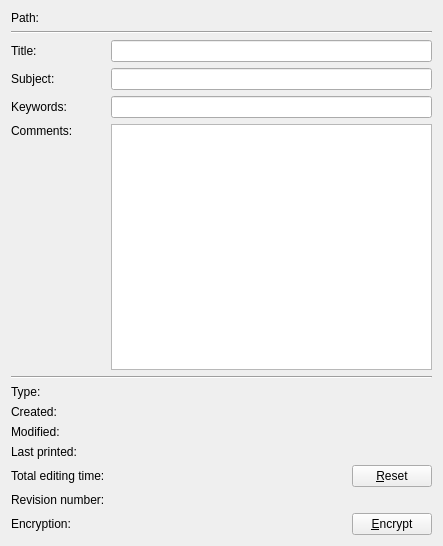
Above: libs/main/koDocumentInfoAboutWidget.ui from KDE/krita before the change. Below: the same form after it.
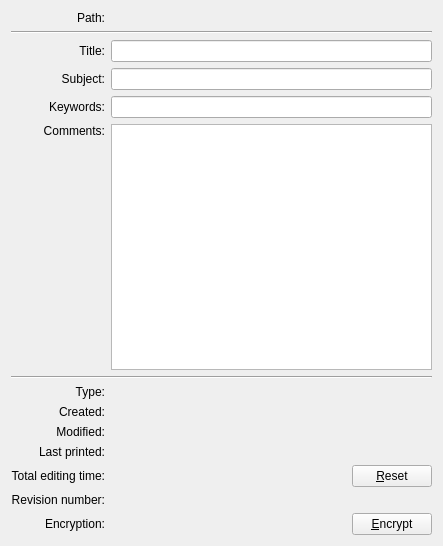
That is the form after the change.

Commit message: Changed: right-align all labels in the document info dialog

The edit to the form file:
```diff
--- a/libs/main/koDocumentInfoAboutWidget.ui
+++ b/libs/main/koDocumentInfoAboutWidget.ui
@@ -15,6 +15,9 @@
      <property name="text" >
       <string>Path:</string>
      </property>
+     <property name="alignment">
+      <set>Qt::AlignRight|Qt::AlignTrailing|Qt::AlignVCenter</set>
+     </property>
     </widget>
    </item>
    <item row="0" column="1" colspan="2" >
@@ -36,6 +39,9 @@
      <property name="text" >
       <string>Title:</string>
      </property>
+     <property name="alignment">
+      <set>Qt::AlignRight|Qt::AlignTrailing|Qt::AlignVCenter</set>
+     </property>
      <property name="buddy" >
       <cstring>leTitle</cstring>
      </property>
@@ -49,6 +55,9 @@
      <property name="text" >
       <string>Subject:</string>
      </property>
+     <property name="alignment">
+      <set>Qt::AlignRight|Qt::AlignTrailing|Qt::AlignVCenter</set>
+     </property>
      <property name="buddy" >
       <cstring>leSubject</cstring>
      </property>
@@ -62,6 +71,9 @@
      <property name="text" >
       <string>Keywords:</string>
      </property>
+     <property name="alignment">
+      <set>Qt::AlignRight|Qt::AlignTrailing|Qt::AlignVCenter</set>
+     </property>
      <property name="buddy" >
       <cstring>leKeywords</cstring>
      </property>
@@ -80,7 +92,7 @@
       <string>Comments:</string>
      </property>
      <property name="alignment" >
-      <set>Qt::AlignLeading|Qt::AlignLeft|Qt::AlignTop</set>
+      <set>Qt::AlignLeading|Qt::AlignRight|Qt::AlignTop</set>
      </property>
      <property name="buddy" >
       <cstring>meComments</cstring>
@@ -99,11 +111,8 @@
    </item>
    <item row="7" column="0" >
     <widget class="QLabel" name="lblTypeDesc" >
-     <property name="sizePolicy" >
-      <sizepolicy vsizetype="Preferred" hsizetype="Fixed" >
-       <horstretch>0</horstretch>
-       <verstretch>0</verstretch>
-      </sizepolicy>
+     <property name="alignment">
+      <set>Qt::AlignRight|Qt::AlignTrailing|Qt::AlignVCenter</set>
      </property>
      <property name="text" >
       <string>Type:</string>
@@ -119,15 +128,12 @@
    </item>
    <item row="8" column="0" >
     <widget class="QLabel" name="lblCreatedDesc" >
-     <property name="sizePolicy" >
-      <sizepolicy vsizetype="Preferred" hsizetype="Fixed" >
-       <horstretch>0</horstretch>
-       <verstretch>0</verstretch>
-      </sizepolicy>
-     </property>
      <property name="text" >
       <string>Created:</string>
      </property>
+     <property name="alignment">
+      <set>Qt::AlignRight|Qt::AlignTrailing|Qt::AlignVCenter</set>
+     </property>
     </widget>
    </item>
    <item row="8" column="1" >
@@ -139,15 +145,12 @@
    </item>
    <item row="9" column="0" >
     <widget class="QLabel" name="lblModifiedDesc" >
-     <property name="sizePolicy" >
-      <sizepolicy vsizetype="Preferred" hsizetype="Fixed" >
-       <horstretch>0</horstretch>
-       <verstretch>0</verstretch>
-      </sizepolicy>
-     </property>
      <property name="text" >
       <string>Modified:</string>
      </property>
+     <property name="alignment">
+      <set>Qt::AlignRight|Qt::AlignTrailing|Qt::AlignVCenter</set>
+     </property>
     </widget>
    </item>
    <item row="9" column="1" >
@@ -159,15 +162,12 @@
    </item>
    <item row="10" column="0" >
     <widget class="QLabel" name="lblLastPrintedDesc" >
-     <property name="sizePolicy" >
-      <sizepolicy vsizetype="Preferred" hsizetype="Fixed" >
-       <horstretch>0</horstretch>
-       <verstretch>0</verstretch>
-      </sizepolicy>
-     </property>
      <property name="text" >
       <string>Last printed:</string>
      </property>
+     <property name="alignment">
+      <set>Qt::AlignRight|Qt::AlignTrailing|Qt::AlignVCenter</set>
+     </property>
     </widget>
    </item>
    <item row="10" column="1" >
@@ -179,15 +179,12 @@
    </item>
    <item row="11" column="0" >
     <widget class="QLabel" name="lblEditingDesc" >
-     <property name="sizePolicy" >
-      <sizepolicy vsizetype="Preferred" hsizetype="Fixed" >
-       <horstretch>0</horstretch>
-       <verstretch>0</verstretch>
-      </sizepolicy>
-     </property>
      <property name="text" >
       <string>Total editing time:</string>
      </property>
+     <property name="alignment">
+      <set>Qt::AlignRight|Qt::AlignTrailing|Qt::AlignVCenter</set>
+     </property>
      <property name="buddy" >
       <cstring>pbReset</cstring>
      </property>
@@ -218,15 +215,12 @@
    </item>
    <item row="12" column="0" >
     <widget class="QLabel" name="lblRevisionDesc" >
-     <property name="sizePolicy" >
-      <sizepolicy vsizetype="Preferred" hsizetype="Fixed" >
-       <horstretch>0</horstretch>
-       <verstretch>0</verstretch>
-      </sizepolicy>
-     </property>
      <property name="text" >
       <string>Revision number:</string>
      </property>
+     <property name="alignment">
+      <set>Qt::AlignRight|Qt::AlignTrailing|Qt::AlignVCenter</set>
+     </property>
     </widget>
    </item>
    <item row="12" column="1" >
@@ -241,6 +235,9 @@
      <property name="text" >
       <string>Encryption:</string>
      </property>
+     <property name="alignment">
+      <set>Qt::AlignRight|Qt::AlignTrailing|Qt::AlignVCenter</set>
+     </property>
     </widget>
    </item>
    <item row="13" column="1" >
```
The commit also changes 1 other file.
